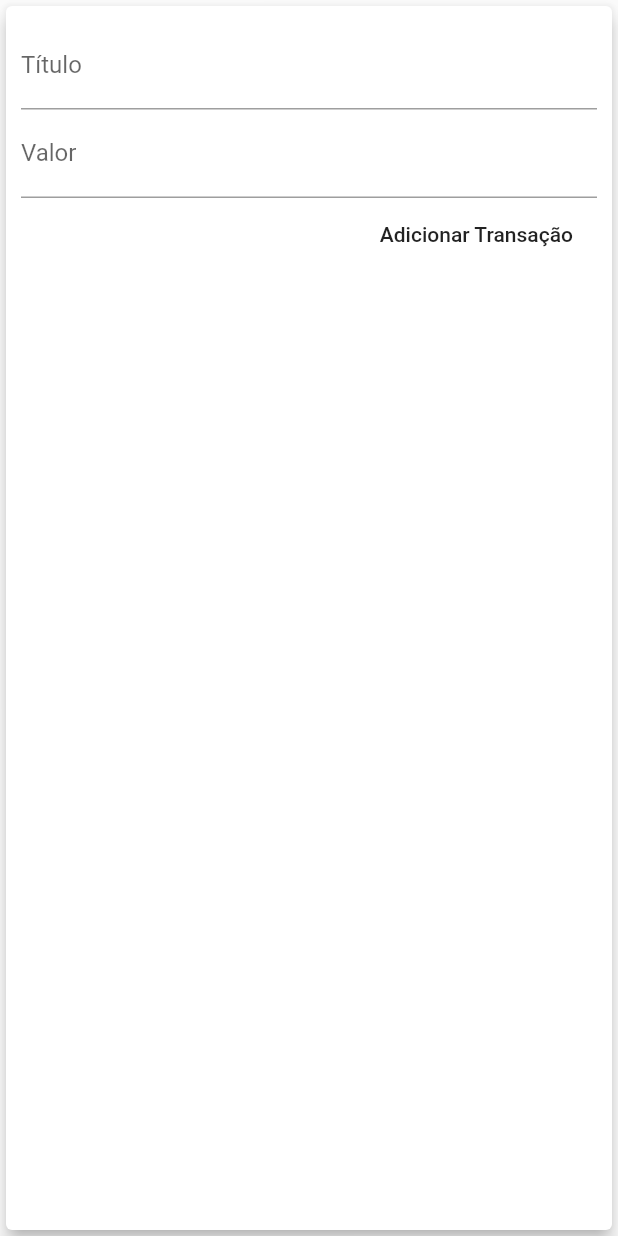
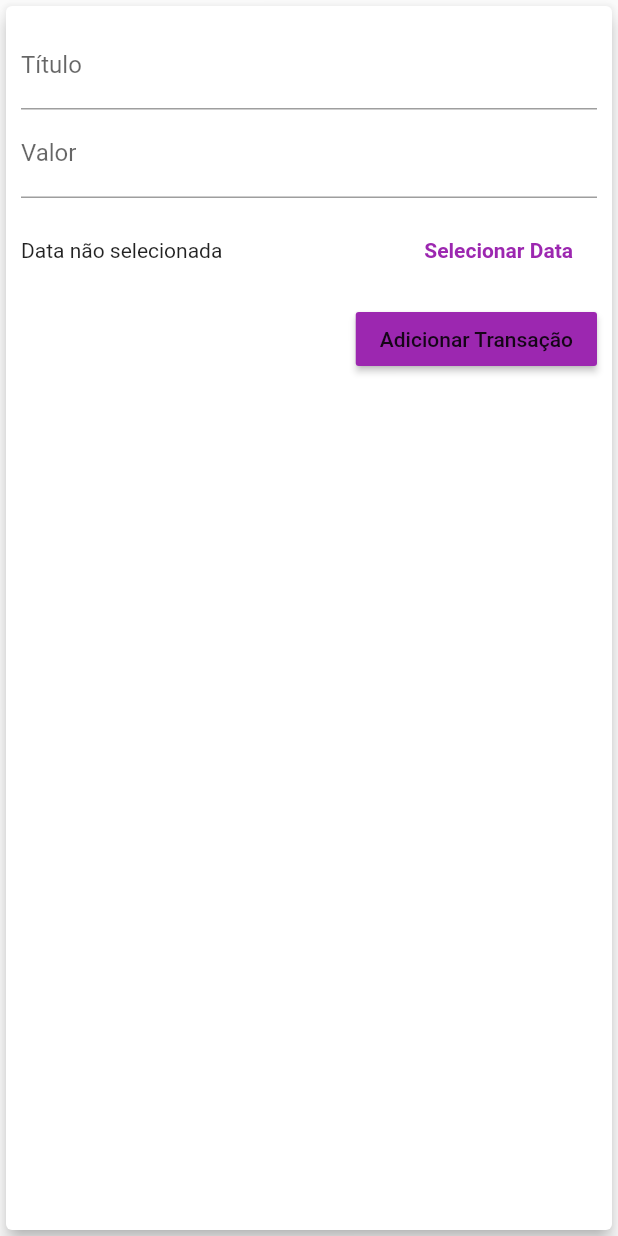
Before and after one commit to nlaranjeira01/expenses_app, a Flutter app: the NewTransaction widget shown alone on an empty page, opened directly with empty values, after a tap on "Adicionar Transação", on a phone screen of 412 x 824 dp. Run offline on Flutter 3.47's test engine with Material 2 defaults, Android fonts, the phone set to English and light mode, and no system bars; statements that could not run were skipped.

Commit message:
Including a date picker on the bottom modal

```diff
--- a/lib/widgets/new_transaction.dart
+++ b/lib/widgets/new_transaction.dart
@@ -1,4 +1,5 @@
 import 'package:flutter/material.dart';
+import 'package:intl/intl.dart';
 
 class NewTransaction extends StatefulWidget {
   final Function addNewTransaction;
@@ -10,24 +11,43 @@ class NewTransaction extends StatefulWidget {
 }
 
 class _NewTransactionState extends State<NewTransaction> {
-  final TextEditingController titleController = TextEditingController();
+  final TextEditingController _titleController = TextEditingController();
+  final TextEditingController _amountController = TextEditingController();
+  DateTime _selectedDate;
 
-  final TextEditingController amountController = TextEditingController();
-
-  void submitData() {
-    final enteredTitle = titleController.text;
-    final enteredAmount = double.parse(amountController.text);
-
-    if (enteredTitle.isEmpty || enteredAmount <= 0) {
+  void _submitData() {
+    if (_amountController.text.isEmpty) {
       return;
     }
 
-    widget.addNewTransaction(
-      enteredTitle,
-      enteredAmount,
-    );
+    final String enteredTitle = _titleController.text;
+    final double enteredAmount = double.parse(_amountController.text);
+
+    if (enteredTitle.isEmpty || enteredAmount <= 0 || _selectedDate == null) {
+      return;
+    }
+
+    widget.addNewTransaction(enteredTitle, enteredAmount, _selectedDate);
 
     Navigator.of(context).pop();
+  }
+
+  void _presentDatePicker() {
+    showDatePicker(
+      context: context,
+      initialDate: DateTime.now(),
+      firstDate: DateTime(2019),
+      lastDate: DateTime.now(),
+    ).then(
+      (DateTime pickedDate) {
+        if (pickedDate == null) {
+          return;
+        }
+        setState(() {
+          _selectedDate = pickedDate;
+        });
+      },
+    );
   }
 
   @override
@@ -43,23 +63,47 @@ class _NewTransactionState extends State<NewTransaction> {
               decoration: InputDecoration(
                 labelText: "Título",
               ),
-              controller: titleController,
-              onSubmitted: (_) => submitData(),
+              controller: _titleController,
+              onSubmitted: (_) => _submitData(),
             ),
             TextField(
               decoration: InputDecoration(
                 labelText: "Valor",
               ),
-              controller: amountController,
+              controller: _amountController,
               keyboardType: TextInputType.numberWithOptions(
                 signed: false,
                 decimal: true,
               ),
-              onSubmitted: (_) => submitData(),
+              onSubmitted: (_) => _submitData(),
             ),
-            FlatButton(
+            Container(
+              height: 70,
+              child: Row(
+                children: <Widget>[
+                  Expanded(
+                    child: Text(
+                      _selectedDate == null
+                          ? "Data não selecionada"
+                          : "Data selecionada: ${DateFormat.yMd("pt_BR").format(_selectedDate)}",
+                    ),
+                  ),
+                  FlatButton(
+                    textColor: Theme.of(context).primaryColor,
+                    child: Text(
+                      "Selecionar Data",
+                      style: TextStyle(fontWeight: FontWeight.bold),
+                    ),
+                    onPressed: _presentDatePicker,
+                  ),
+                ],
+              ),
+            ),
+            RaisedButton(
               child: Text("Adicionar Transação"),
-              onPressed: () => submitData(),
+              onPressed: () => _submitData(),
+              color: Theme.of(context).primaryColor,
+              textColor: Theme.of(context).textTheme.button.color,
             ),
           ],
         ),
```
